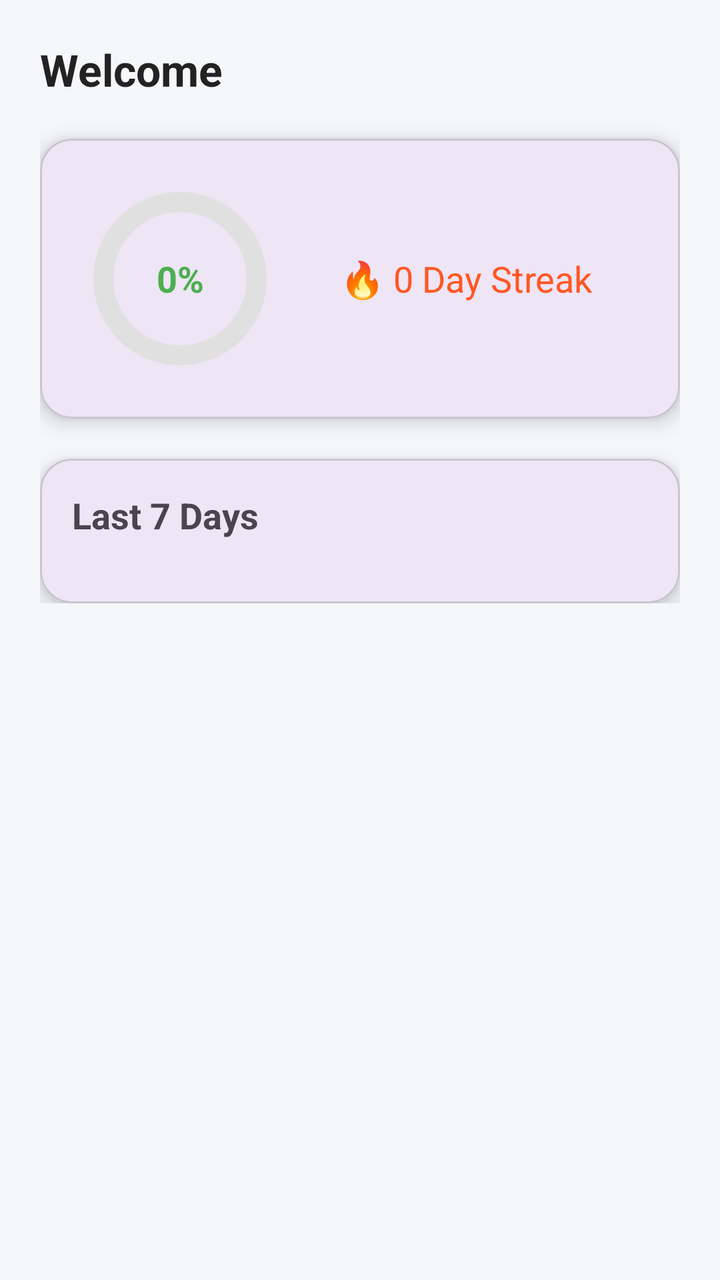
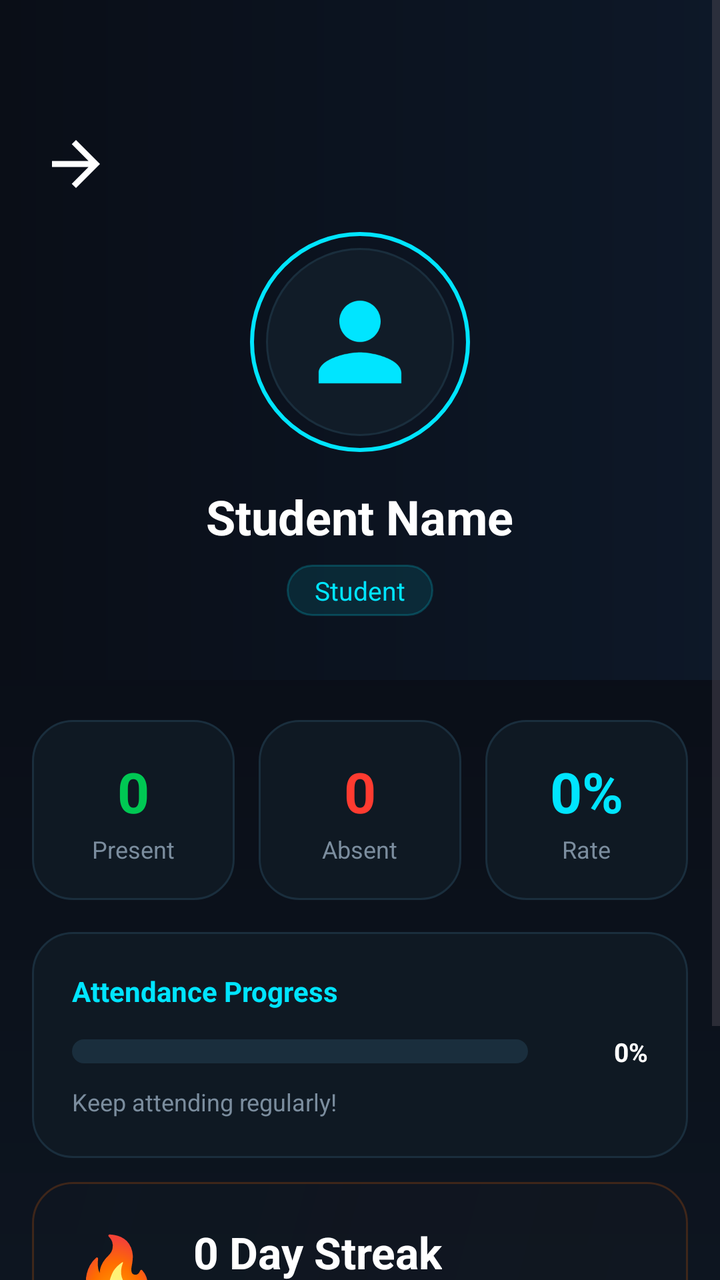

Compare the two renders of this Android layout. The source of the first and the diff that turns it into the second are given below.
<!-- AndroidManifest.xml: application theme Theme.AttendancePRO -->
<!-- res/layout/activity_profile.xml -->
<?xml version="1.0" encoding="utf-8"?>
<ScrollView
    xmlns:android="http://schemas.android.com/apk/res/android"
    xmlns:app="http://schemas.android.com/apk/res-auto"
    android:layout_width="match_parent"
    android:layout_height="match_parent"

    android:fitsSystemWindows="true"

    android:background="#F5F7FA">

    <LinearLayout
        android:orientation="vertical"
        android:padding="20dp"
        android:layout_width="match_parent"
        android:layout_height="wrap_content">

        
        <TextView
            android:id="@+id/nameText"
            android:layout_width="wrap_content"
            android:layout_height="wrap_content"
            android:text="Welcome"
            android:textSize="22sp"
            android:textStyle="bold"
            android:textColor="#222222"/>

        
        
        
        <com.google.android.material.card.MaterialCardView
            android:layout_width="match_parent"
            android:layout_height="wrap_content"
            android:layout_marginTop="20dp"
            app:cardCornerRadius="16dp"
            app:cardElevation="6dp">

            <LinearLayout
                android:orientation="horizontal"
                android:padding="20dp"
                android:gravity="center_vertical"
                android:layout_width="match_parent"
                android:layout_height="wrap_content">

                
                <FrameLayout
                    android:layout_width="100dp"
                    android:layout_height="100dp">

                    
                    <ProgressBar
                        android:id="@+id/progressBg"
                        style="?android:attr/progressBarStyleHorizontal"
                        android:layout_width="100dp"
                        android:layout_height="100dp"
                        android:progress="100"
                        android:progressDrawable="@drawable/circle_bg"/>

                    
                    <ProgressBar
                        android:id="@+id/progressBar"
                        style="?android:attr/progressBarStyleHorizontal"
                        android:layout_width="100dp"
                        android:layout_height="100dp"
                        android:progress="0"
                        android:progressDrawable="@drawable/circle_progress"/>

                    
                    <TextView
                        android:id="@+id/percentageText"
                        android:layout_width="match_parent"
                        android:layout_height="match_parent"
                        android:gravity="center"
                        android:text="0%"
                        android:textSize="18sp"
                        android:textStyle="bold"
                        android:textColor="#4CAF50"/>

                </FrameLayout>

                
                <TextView
                    android:id="@+id/streakText"
                    android:layout_width="wrap_content"
                    android:layout_height="wrap_content"
                    android:text="🔥 0 Day Streak"
                    android:textSize="18sp"
                    android:layout_marginStart="30dp"
                    android:textColor="#FF5722"/>

            </LinearLayout>

        </com.google.android.material.card.MaterialCardView>

        
        
        
        <com.google.android.material.card.MaterialCardView
            android:layout_width="match_parent"
            android:layout_height="wrap_content"
            android:layout_marginTop="20dp"
            app:cardCornerRadius="16dp"
            app:cardElevation="6dp">

            <LinearLayout
                android:orientation="vertical"
                android:padding="16dp"
                android:layout_width="match_parent"
                android:layout_height="wrap_content">

                <TextView
                    android:text="Last 7 Days"
                    android:textSize="18sp"
                    android:textStyle="bold"
                    android:layout_width="wrap_content"
                    android:layout_height="wrap_content"/>

                <GridLayout
                    android:id="@+id/calendarGrid"
                    android:layout_width="match_parent"
                    android:layout_height="wrap_content"
                    android:columnCount="7"
                    android:layout_marginTop="16dp"/>

            </LinearLayout>
        </com.google.android.material.card.MaterialCardView>

    </LinearLayout>

</ScrollView>
<!-- resources referenced by this layout -->
<resources>
  <!-- drawable circle_bg (drawable) -->
  <shape xmlns:android="http://schemas.android.com/apk/res/android"
      android:shape="ring"
      android:thickness="10dp"
      android:useLevel="false">
  
      <solid android:color="#E0E0E0"/>
  </shape>
  <!-- drawable circle_progress (drawable) -->
  <shape xmlns:android="http://schemas.android.com/apk/res/android"
      android:shape="ring"
      android:thickness="12dp"
      android:useLevel="true">
  
      <gradient
          android:type="sweep"
          android:startColor="#4CAF50"
          android:centerColor="#81C784"
          android:endColor="#2E7D32"/>
  </shape>
  <!-- unchanged entries left out for length: 2 -->
</resources>

<!-- the commit's change to res/layout/activity_profile.xml (unified diff, before → after) -->
@@ -4,126 +4,366 @@
     xmlns:app="http://schemas.android.com/apk/res-auto"
     android:layout_width="match_parent"
     android:layout_height="match_parent"
-
-    android:fitsSystemWindows="true"
-
-    android:background="#F5F7FA">
+    android:background="@drawable/bg_dashboard_main"
+    android:fillViewport="true">
 
     <LinearLayout
+        android:layout_width="match_parent"
+        android:layout_height="wrap_content"
         android:orientation="vertical"
-        android:padding="20dp"
-        android:layout_width="match_parent"
-        android:layout_height="wrap_content">
-
-        
-        <TextView
-            android:id="@+id/nameText"
-            android:layout_width="wrap_content"
-            android:layout_height="wrap_content"
-            android:text="Welcome"
-            android:textSize="22sp"
-            android:textStyle="bold"
-            android:textColor="#222222"/>
-
-        
-        
-        
-        <com.google.android.material.card.MaterialCardView
-            android:layout_width="match_parent"
-            android:layout_height="wrap_content"
-            android:layout_marginTop="20dp"
-            app:cardCornerRadius="16dp"
-            app:cardElevation="6dp">
-
-            <LinearLayout
+        android:paddingBottom="32dp">
+
+        
+        
+        
+        <LinearLayout
+            android:layout_width="match_parent"
+            android:layout_height="wrap_content"
+            android:orientation="vertical"
+            android:gravity="center"
+            android:paddingTop="64dp"
+            android:paddingBottom="32dp"
+            android:paddingHorizontal="20dp"
+            android:background="@drawable/bg_profile_hero">
+
+            
+            <ImageView
+                android:id="@+id/btnBack"
+                android:layout_width="36dp"
+                android:layout_height="36dp"
+                android:src="@drawable/ic_arrow"
+                android:rotation="180"
+                android:layout_gravity="start"
+                android:layout_marginBottom="16dp"
+                app:tint="@color/text_primary" />
+
+            
+            <FrameLayout
+                android:layout_width="110dp"
+                android:layout_height="110dp"
+                android:layout_gravity="center">
+
+                
+                <View
+                    android:layout_width="110dp"
+                    android:layout_height="110dp"
+                    android:background="@drawable/profile_avatar_ring" />
+
+                
+                <ImageView
+                    android:layout_width="94dp"
+                    android:layout_height="94dp"
+                    android:layout_gravity="center"
+                    android:src="@drawable/ic_user_avatar"
+                    android:background="@drawable/profile_avatar_bg"
+                    android:padding="16dp" />
+            </FrameLayout>
+
+            
+            <TextView
+                android:id="@+id/nameText"
+                android:layout_width="wrap_content"
+                android:layout_height="wrap_content"
+                android:text="Student Name"
+                android:textColor="@color/text_primary"
+                android:textSize="24sp"
+                android:textStyle="bold"
+                android:layout_marginTop="16dp" />
+
+            
+            <TextView
+                android:layout_width="wrap_content"
+                android:layout_height="wrap_content"
+                android:text="Student"
+                android:textColor="@color/cyan_accent"
+                android:textSize="13sp"
+                android:paddingHorizontal="14dp"
+                android:paddingVertical="4dp"
+                android:background="@drawable/profile_role_badge"
+                android:layout_marginTop="8dp" />
+
+        </LinearLayout>
+
+        
+        
+        
+        <LinearLayout
+            android:layout_width="match_parent"
+            android:layout_height="wrap_content"
+            android:orientation="horizontal"
+            android:paddingHorizontal="16dp"
+            android:paddingTop="20dp">
+
+            
+            <LinearLayout
+                android:layout_width="0dp"
+                android:layout_weight="1"
+                android:layout_height="90dp"
+                android:orientation="vertical"
+                android:gravity="center"
+                android:background="@drawable/bg_glass_card_dark"
+                android:layout_marginEnd="8dp">
+
+                <TextView
+                    android:id="@+id/tvPresentCount"
+                    android:layout_width="wrap_content"
+                    android:layout_height="wrap_content"
+                    android:text="0"
+                    android:textColor="@color/present_green"
+                    android:textSize="28sp"
+                    android:textStyle="bold" />
+
+                <TextView
+                    android:layout_width="wrap_content"
+                    android:layout_height="wrap_content"
+                    android:text="Present"
+                    android:textColor="@color/text_secondary"
+                    android:textSize="12sp"
+                    android:layout_marginTop="2dp" />
+            </LinearLayout>
+
+            
+            <LinearLayout
+                android:layout_width="0dp"
+                android:layout_weight="1"
+                android:layout_height="90dp"
+                android:orientation="vertical"
+                android:gravity="center"
+                android:background="@drawable/bg_glass_card_dark"
+                android:layout_marginHorizontal="4dp">
+
+                <TextView
+                    android:id="@+id/tvAbsentCount"
+                    android:layout_width="wrap_content"
+                    android:layout_height="wrap_content"
+                    android:text="0"
+                    android:textColor="@color/absent_red"
+                    android:textSize="28sp"
+                    android:textStyle="bold" />
+
+                <TextView
+                    android:layout_width="wrap_content"
+                    android:layout_height="wrap_content"
+                    android:text="Absent"
+                    android:textColor="@color/text_secondary"
+                    android:textSize="12sp"
+                    android:layout_marginTop="2dp" />
+            </LinearLayout>
+
+            
+            <LinearLayout
+                android:layout_width="0dp"
+                android:layout_weight="1"
+                android:layout_height="90dp"
+                android:orientation="vertical"
+                android:gravity="center"
+                android:background="@drawable/bg_glass_card_dark"
+                android:layout_marginStart="8dp">
+
+                <TextView
+                    android:id="@+id/percentageText"
+                    android:layout_width="wrap_content"
+                    android:layout_height="wrap_content"
+                    android:text="0%"
+                    android:textColor="@color/cyan_accent"
+                    android:textSize="28sp"
+                    android:textStyle="bold" />
+
+                <TextView
+                    android:layout_width="wrap_content"
+                    android:layout_height="wrap_content"
+                    android:text="Rate"
+                    android:textColor="@color/text_secondary"
+                    android:textSize="12sp"
+                    android:layout_marginTop="2dp" />
+            </LinearLayout>
+
+        </LinearLayout>
+
+        
+        
+        
+        <LinearLayout
+            android:layout_width="match_parent"
+            android:layout_height="wrap_content"
+            android:orientation="vertical"
+            android:layout_marginHorizontal="16dp"
+            android:layout_marginTop="16dp"
+            android:background="@drawable/bg_glass_card_dark"
+            android:padding="20dp">
+
+            <TextView
+                android:layout_width="wrap_content"
+                android:layout_height="wrap_content"
+                android:text="Attendance Progress"
+                android:textColor="@color/cyan_accent"
+                android:textSize="14sp"
+                android:textStyle="bold" />
+
+            
+            <LinearLayout
+                android:layout_width="match_parent"
+                android:layout_height="wrap_content"
                 android:orientation="horizontal"
-                android:padding="20dp"
                 android:gravity="center_vertical"
+                android:layout_marginTop="12dp">
+
+                <ProgressBar
+                    android:id="@+id/progressBar"
+                    style="?android:attr/progressBarStyleHorizontal"
+                    android:layout_width="0dp"
+                    android:layout_weight="1"
+                    android:layout_height="12dp"
+                    android:progress="0"
+                    android:progressDrawable="@drawable/progress_bar_horizontal"
+                    android:max="100" />
+
+                <TextView
+                    android:id="@+id/tvProgressPct"
+                    android:layout_width="48dp"
+                    android:layout_height="wrap_content"
+                    android:text="0%"
+                    android:textColor="@color/text_primary"
+                    android:textSize="13sp"
+                    android:textStyle="bold"
+                    android:gravity="end"
+                    android:layout_marginStart="12dp" />
+
+            </LinearLayout>
+
+            
+            <TextView
+                android:id="@+id/tvAttendanceLabel"
+                android:layout_width="wrap_content"
+                android:layout_height="wrap_content"
+                android:text="Keep attending regularly!"
+                android:textColor="@color/text_secondary"
+                android:textSize="12sp"
+                android:layout_marginTop="8dp" />
+
+        </LinearLayout>
+
+        
+        
+        
+        <LinearLayout
+            android:layout_width="match_parent"
+            android:layout_height="wrap_content"
+            android:orientation="horizontal"
+            android:gravity="center_vertical"
+            android:layout_marginHorizontal="16dp"
+            android:layout_marginTop="12dp"
+            android:background="@drawable/bg_streak_card"
+            android:padding="20dp">
+
+            <TextView
+                android:layout_width="wrap_content"
+                android:layout_height="wrap_content"
+                android:text="🔥"
+                android:textSize="36sp" />
+
+            <LinearLayout
+                android:layout_width="0dp"
+                android:layout_weight="1"
+                android:layout_height="wrap_content"
+                android:orientation="vertical"
+                android:layout_marginStart="16dp">
+
+                <TextView
+                    android:id="@+id/streakText"
+                    android:layout_width="wrap_content"
+                    android:layout_height="wrap_content"
+                    android:text="0 Day Streak"
+                    android:textColor="@color/text_primary"
+                    android:textSize="22sp"
+                    android:textStyle="bold" />
+
+                <TextView
+                    android:layout_width="wrap_content"
+                    android:layout_height="wrap_content"
+                    android:text="Consecutive days present"
+                    android:textColor="@color/text_secondary"
+                    android:textSize="12sp"
+                    android:layout_marginTop="2dp" />
+            </LinearLayout>
+
+        </LinearLayout>
+
+        
+        
+        
+        <LinearLayout
+            android:layout_width="match_parent"
+            android:layout_height="wrap_content"
+            android:orientation="vertical"
+            android:layout_marginHorizontal="16dp"
+            android:layout_marginTop="12dp"
+            android:background="@drawable/bg_glass_card_dark"
+            android:padding="20dp">
+
+            <LinearLayout
                 android:layout_width="match_parent"
-                android:layout_height="wrap_content">
+                android:layout_height="wrap_content"
+                android:orientation="horizontal"
+                android:gravity="center_vertical">
+
+                <TextView
+                    android:layout_width="0dp"
+                    android:layout_weight="1"
+                    android:layout_height="wrap_content"
+                    android:text="Last 28 Days"
+                    android:textColor="@color/cyan_accent"
+                    android:textSize="14sp"
+                    android:textStyle="bold" />
 
                 
-                <FrameLayout
-                    android:layout_width="100dp"
-                    android:layout_height="100dp">
-
-                    
-                    <ProgressBar
-                        android:id="@+id/progressBg"
-                        style="?android:attr/progressBarStyleHorizontal"
-                        android:layout_width="100dp"
-                        android:layout_height="100dp"
-                        android:progress="100"
-                        android:progressDrawable="@drawable/circle_bg"/>
-
-                    
-                    <ProgressBar
-                        android:id="@+id/progressBar"
-                        style="?android:attr/progressBarStyleHorizontal"
-                        android:layout_width="100dp"
-                        android:layout_height="100dp"
-                        android:progress="0"
-                        android:progressDrawable="@drawable/circle_progress"/>
-
-                    
-                    <TextView
-                        android:id="@+id/percentageText"
-                        android:layout_width="match_parent"
-                        android:layout_height="match_parent"
-                        android:gravity="center"
-                        android:text="0%"
-                        android:textSize="18sp"
-                        android:textStyle="bold"
-                        android:textColor="#4CAF50"/>
-
-                </FrameLayout>
-
-                
-                <TextView
-                    android:id="@+id/streakText"
-                    android:layout_width="wrap_content"
-                    android:layout_height="wrap_content"
-                    android:text="🔥 0 Day Streak"
-                    android:textSize="18sp"
-                    android:layout_marginStart="30dp"
-                    android:textColor="#FF5722"/>
-
-            </LinearLayout>
-
-        </com.google.android.material.card.MaterialCardView>
-
-        
-        
-        
-        <com.google.android.material.card.MaterialCardView
-            android:layout_width="match_parent"
-            android:layout_height="wrap_content"
-            android:layout_marginTop="20dp"
-            app:cardCornerRadius="16dp"
-            app:cardElevation="6dp">
-
-            <LinearLayout
-                android:orientation="vertical"
-                android:padding="16dp"
+                <View
+                    android:layout_width="10dp"
+                    android:layout_height="10dp"
+                    android:background="@color/card_border"
+                    android:layout_marginEnd="4dp" />
+                <TextView
+                    android:layout_width="wrap_content"
+                    android:layout_height="wrap_content"
+                    android:text="No class"
+                    android:textColor="@color/text_muted"
+                    android:textSize="11sp" />
+
+                <View
+                    android:layout_width="10dp"
+                    android:layout_height="10dp"
+                    android:background="@color/present_green"
+                    android:layout_marginStart="10dp"
+                    android:layout_marginEnd="4dp" />
+                <TextView
+                    android:layout_width="wrap_content"
+                    android:layout_height="wrap_content"
+                    android:text="Present"
+                    android:textColor="@color/text_muted"
+                    android:textSize="11sp" />
+
+                <View
+                    android:layout_width="10dp"
+                    android:layout_height="10dp"
+                    android:background="@color/absent_red"
+                    android:layout_marginStart="10dp"
+                    android:layout_marginEnd="4dp" />
+                <TextView
+                    android:layout_width="wrap_content"
+                    android:layout_height="wrap_content"
+                    android:text="Absent"
+                    android:textColor="@color/text_muted"
+                    android:textSize="11sp" />
+            </LinearLayout>
+
+            <GridLayout
+                android:id="@+id/calendarGrid"
                 android:layout_width="match_parent"
-                android:layout_height="wrap_content">
-
-                <TextView
-                    android:text="Last 7 Days"
-                    android:textSize="18sp"
-                    android:textStyle="bold"
-                    android:layout_width="wrap_content"
-                    android:layout_height="wrap_content"/>
-
-                <GridLayout
-                    android:id="@+id/calendarGrid"
-                    android:layout_width="match_parent"
-                    android:layout_height="wrap_content"
-                    android:columnCount="7"
-                    android:layout_marginTop="16dp"/>
-
-            </LinearLayout>
-        </com.google.android.material.card.MaterialCardView>
+                android:layout_height="wrap_content"
+                android:columnCount="7"
+                android:layout_marginTop="16dp" />
+
+        </LinearLayout>
 
     </LinearLayout>
 
<!-- resource entries referenced after the edit -->
@@ -1,25 +1,122 @@
 <!-- resources referenced by this layout -->
 <resources>
-  <!-- drawable circle_bg (drawable) -->
+  <color name="absent_red">#FF3B30</color>
+  <color name="card_border">#1A2E3D</color>
+  <color name="cyan_accent">#00E5FF</color>
+  <color name="present_green">#00C853</color>
+  <color name="text_muted">#4A5568</color>
+  <color name="text_primary">#FFFFFF</color>
+  <color name="text_secondary">#7B8D9E</color>
+  <!-- drawable bg_dashboard_main (drawable) -->
+  <?xml version="1.0" encoding="utf-8"?>
+  <shape xmlns:android="http://schemas.android.com/apk/res/android">
+      <gradient
+          android:angle="270"
+          android:startColor="#060A10"
+          android:centerColor="#0A0E17"
+          android:endColor="#0D1520"/>
+  </shape>
+  <!-- drawable bg_glass_card_dark (drawable) -->
+  <?xml version="1.0" encoding="utf-8"?>
+  <shape xmlns:android="http://schemas.android.com/apk/res/android">
+      <solid android:color="@color/card_bg"/>
+      <corners android:radius="20dp"/>
+      <stroke
+          android:width="1dp"
+          android:color="@color/card_border"/>
+  </shape>
+  <!-- drawable bg_profile_hero (drawable) -->
+  <?xml version="1.0" encoding="utf-8"?>
+  <shape xmlns:android="http://schemas.android.com/apk/res/android">
+      <gradient
+          android:angle="180"
+          android:startColor="#0D1828"
+          android:endColor="#0A0E17"/>
+  </shape>
+  <!-- drawable bg_streak_card (drawable) -->
+  <?xml version="1.0" encoding="utf-8"?>
+  <shape xmlns:android="http://schemas.android.com/apk/res/android">
+      <solid android:color="#1A0F1923"/>
+      <corners android:radius="20dp"/>
+      <stroke
+          android:width="1dp"
+          android:color="#33FF6B00"/>
+      <gradient
+          android:angle="135"
+          android:startColor="#1AFF6B00"
+          android:endColor="#0F1923"/>
+  </shape>
+  <!-- drawable ic_arrow (drawable) -->
+  <vector xmlns:android="http://schemas.android.com/apk/res/android"
+      android:width="24dp"
+      android:height="24dp"
+      android:viewportWidth="24"
+      android:viewportHeight="24">
+      <path
+          android:fillColor="@color/text_primary"
+          android:pathData="M20,11H7.83l5.59,-5.59L12,4l-8,8 8,8 1.41,-1.41L7.83,13H20v-2z"/>
+  </vector>
+  <!-- drawable ic_user_avatar (drawable) -->
+  <vector xmlns:android="http://schemas.android.com/apk/res/android"
+      android:width="48dp"
+      android:height="48dp"
+      android:viewportWidth="24"
+      android:viewportHeight="24">
+      <path
+          android:fillColor="@color/cyan_accent"
+          android:pathData="M12,12c2.21,0 4,-1.79 4,-4s-1.79,-4 -4,-4 -4,1.79 -4,4 1.79,4 4,4zM12,14c-2.67,0 -8,1.34 -8,4v2h16v-2c0,-2.66 -5.33,-4 -8,-4z"/>
+  </vector>
+  <!-- drawable profile_avatar_bg (drawable) -->
+  <?xml version="1.0" encoding="utf-8"?>
   <shape xmlns:android="http://schemas.android.com/apk/res/android"
-      android:shape="ring"
-      android:thickness="10dp"
-      android:useLevel="false">
-  
-      <solid android:color="#E0E0E0"/>
+      android:shape="oval">
+      <solid android:color="#111C28"/>
+      <stroke
+          android:width="1dp"
+          android:color="#1A2E3D"/>
   </shape>
-  <!-- drawable circle_progress (drawable) -->
+  <!-- drawable profile_avatar_ring (drawable) -->
+  <?xml version="1.0" encoding="utf-8"?>
   <shape xmlns:android="http://schemas.android.com/apk/res/android"
-      android:shape="ring"
-      android:thickness="12dp"
-      android:useLevel="true">
-  
-      <gradient
-          android:type="sweep"
-          android:startColor="#4CAF50"
-          android:centerColor="#81C784"
-          android:endColor="#2E7D32"/>
+      android:shape="oval">
+      <stroke
+          android:width="2dp"
+          android:color="#00E5FF"/>
+      <solid android:color="#00000000"/>
   </shape>
+  <!-- drawable profile_role_badge (drawable) -->
+  <?xml version="1.0" encoding="utf-8"?>
+  <shape xmlns:android="http://schemas.android.com/apk/res/android">
+      <solid android:color="#1A00E5FF"/>
+      <corners android:radius="20dp"/>
+      <stroke
+          android:width="1dp"
+          android:color="#3300E5FF"/>
+  </shape>
+  <!-- drawable progress_bar_horizontal (drawable) -->
+  <?xml version="1.0" encoding="utf-8"?>
+  <layer-list xmlns:android="http://schemas.android.com/apk/res/android">
+      
+      <item android:id="@android:id/background">
+          <shape>
+              <solid android:color="#1A2E3D"/>
+              <corners android:radius="6dp"/>
+          </shape>
+      </item>
+      
+      <item android:id="@android:id/progress">
+          <clip>
+              <shape>
+                  <gradient
+                      android:angle="0"
+                      android:startColor="#00C8E8"
+                      android:endColor="#0082C0"/>
+                  <corners android:radius="6dp"/>
+              </shape>
+          </clip>
+      </item>
+  </layer-list>
+  <color name="card_bg">#0F1923</color>
   <!-- unchanged entries left out for length: 2 -->
 </resources>
 
